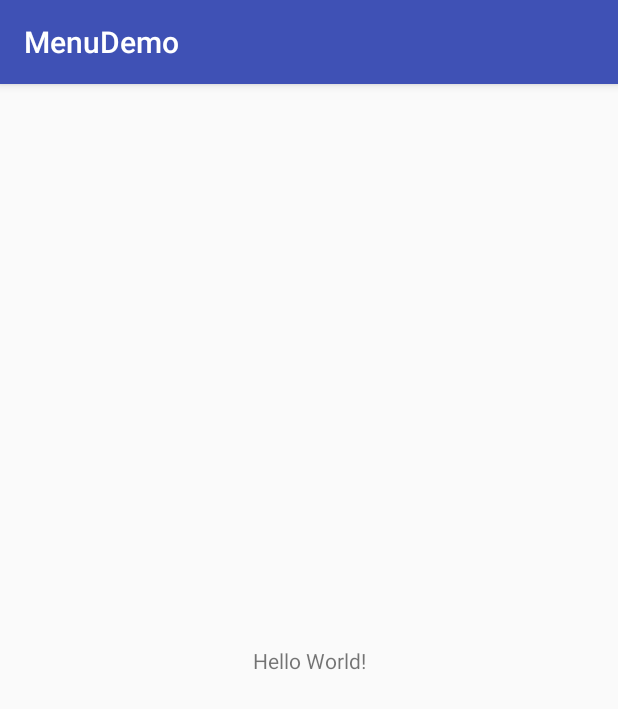
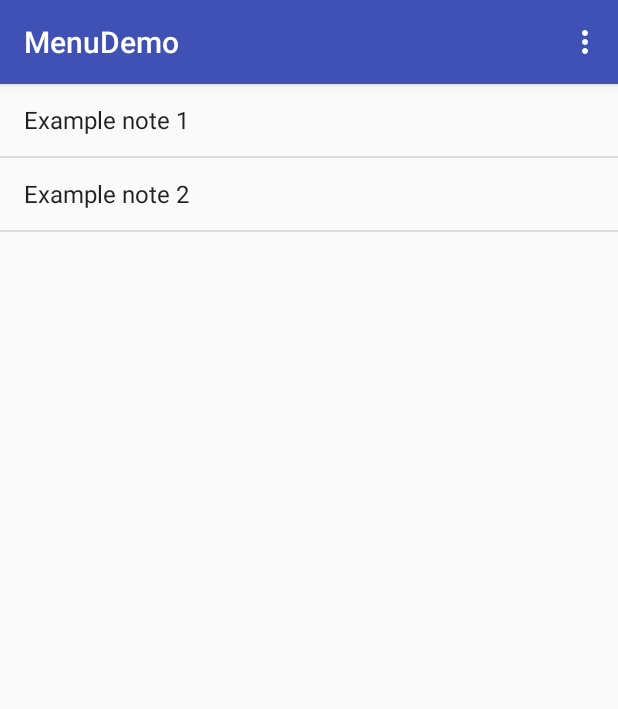
Before and after one commit to ageraldo1/MenuDemo, an Android app: the screen it shows after launch (MainActivity), on a phone screen of 412 x 824 dp. Shown: the top 709 px of the screen. Run offline under Robolectric (Android 15) with nearby library versions, the phone set to English and light mode, and no system bars.

Commit message:
menu navigation
menu navigaton

```diff
--- a/app/src/main/AndroidManifest.xml
+++ b/app/src/main/AndroidManifest.xml
@@ -16,6 +16,7 @@
                 <category android:name="android.intent.category.LAUNCHER" />
             </intent-filter>
         </activity>
+        <activity android:name=".NoteEditorActivity"></activity>
     </application>
 
 </manifest>
--- a/app/src/main/java/com/itktechnologies/menudemo/MainActivity.java
+++ b/app/src/main/java/com/itktechnologies/menudemo/MainActivity.java
@@ -1,13 +1,97 @@
 package com.itktechnologies.menudemo;
 
+import android.content.DialogInterface;
+import android.content.Intent;
+import android.support.v7.app.AlertDialog;
 import android.support.v7.app.AppCompatActivity;
 import android.os.Bundle;
+import android.util.Log;
+import android.view.Menu;
+import android.view.MenuInflater;
+import android.view.MenuItem;
+import android.view.View;
+import android.widget.AdapterView;
+import android.widget.ArrayAdapter;
+import android.widget.ListView;
+import android.widget.Toast;
+
+import java.util.ArrayList;
+import java.util.List;
 
 public class MainActivity extends AppCompatActivity {
+
+    static ArrayList<String> notes = new ArrayList<>();
+
+    @Override
+    public boolean onCreateOptionsMenu(Menu menu) {
+
+        MenuInflater menuInflater = getMenuInflater();
+        menuInflater.inflate(R.menu.main_menu, menu);
+
+        return super.onCreateOptionsMenu(menu);
+    }
+
+    @Override
+    public boolean onOptionsItemSelected(MenuItem item) {
+        super.onOptionsItemSelected(item);
+
+        switch (item.getItemId()) {
+            case R.id.settings:
+                Log.i("MenuItem", "Settings");
+                break;
+            case R.id.help:
+                Log.i("MenuItem", "Help");
+                break;
+
+            default:
+                return false;
+        }
+
+        return true;
+    }
 
     @Override
     protected void onCreate(Bundle savedInstanceState) {
         super.onCreate(savedInstanceState);
         setContentView(R.layout.activity_main);
+
+        //createSampleAlertDialog();
+        initListView();
+    }
+
+    public void createSampleAlertDialog() {
+        new AlertDialog.Builder(this)
+                .setIcon(android.R.drawable.ic_dialog_alert)
+                .setTitle("Are you sure ?")
+                .setMessage("Do you want to do this?")
+                .setPositiveButton("Yes", new DialogInterface.OnClickListener() {
+                    @Override
+                    public void onClick(DialogInterface dialogInterface, int i) {
+                        Toast.makeText(MainActivity.this, "It's done", Toast.LENGTH_SHORT).show();
+
+                    }
+                })
+                .setNegativeButton("No", null)
+                .show();
+
+    }
+
+    public void initListView() {
+        ListView list = (ListView) findViewById(R.id.list);
+
+        notes.add("Example note 1");
+        notes.add("Example note 2");
+
+        ArrayAdapter arrayAdapter = new ArrayAdapter(this, android.R.layout.simple_list_item_1, notes);
+        list.setAdapter(arrayAdapter);
+        list.setOnItemClickListener(new AdapterView.OnItemClickListener() {
+            @Override
+            public void onItemClick(AdapterView<?> adapterView, View view, int i, long l) {
+                Intent intent = new Intent(getApplicationContext(), NoteEditorActivity.class);
+                intent.putExtra("noteId", i);
+                startActivity(intent);
+            }
+        });
+
     }
 }
--- a/app/src/main/res/layout/activity_main.xml
+++ b/app/src/main/res/layout/activity_main.xml
@@ -6,13 +6,8 @@
     android:layout_height="match_parent"
     tools:context="com.itktechnologies.menudemo.MainActivity">
 
-    <TextView
-        android:layout_width="wrap_content"
-        android:layout_height="wrap_content"
-        android:text="Hello World!"
-        app:layout_constraintBottom_toBottomOf="parent"
-        app:layout_constraintLeft_toLeftOf="parent"
-        app:layout_constraintRight_toRightOf="parent"
-        app:layout_constraintTop_toTopOf="parent" />
-
+    <ListView
+        android:id="@+id/list"
+        android:layout_width="match_parent"
+        android:layout_height="match_parent" />
 </android.support.constraint.ConstraintLayout>
--- /dev/null
+++ b/app/src/main/res/menu/main_menu.xml
@@ -0,0 +1,13 @@
+<?xml version="1.0" encoding="utf-8"?>
+<menu xmlns:app="http://schemas.android.com/apk/res-auto"
+    xmlns:android="http://schemas.android.com/apk/res/android">
+
+    <item
+        android:id="@+id/settings"
+        android:checkable="false"
+        android:title="Settings" />
+
+    <item android:title="Help"
+        android:id="@+id/help" />
+
+</menu>
```
Also changed, not shown: app/src/main/java/com/itktechnologies/menudemo/NoteEditorActivity.java (added, +26 -0 lines), app/src/main/res/layout/activity_note_editor.xml (added, +22 -0 lines).
